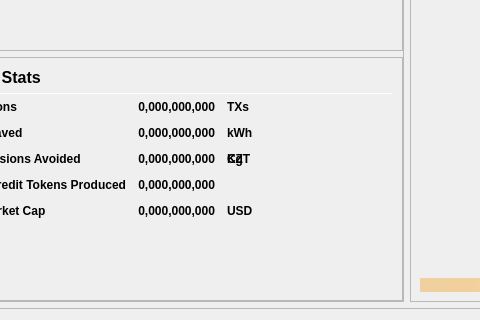
Qt form src/qt/forms/overviewpage.ui (Carbon-Zero/CarbonZero) before a commit; both pictures show x 86 to 566 and y 521 to 841 of the 978 by 841 pixel window.
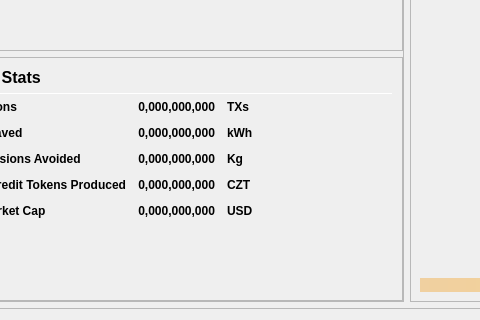
The same form after that commit.

Diff of the .ui file:
```diff
--- a/src/qt/forms/overviewpage.ui
+++ b/src/qt/forms/overviewpage.ui
@@ -1107,7 +1107,7 @@
                          </property>
                         </widget>
                        </item>
-                       <item row="3" column="2">
+                       <item row="4" column="2">
                         <widget class="QLabel" name="labelCarbonCreditUnitText">
                          <property name="font">
                           <font>
```
